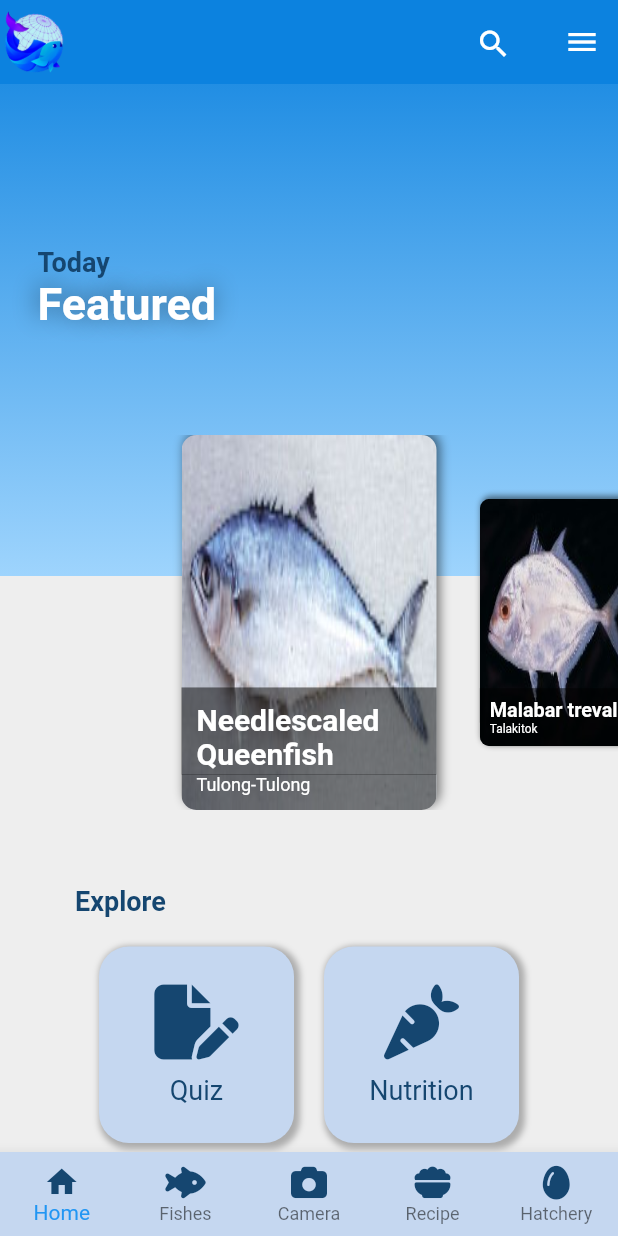
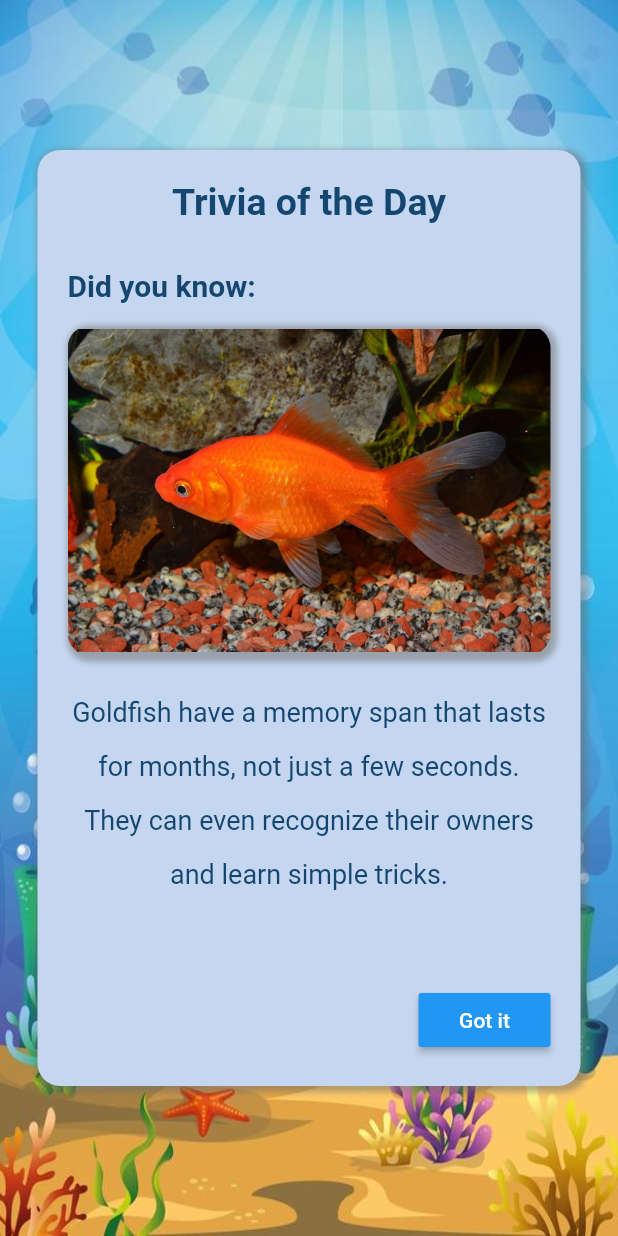
Before and after one commit to jcoder6/fishdroid-mobile, a Flutter app: the screen it shows after launch, on a phone screen of 412 x 824 dp. Run offline on Flutter 3.47's test engine with Material 2 defaults, Android fonts, the phone set to English and light mode, and no system bars; drawn by our look-alikes of scroll_snap_list; our stand-ins replace camera, font_awesome_flutter, get, video_player; missing offline and left inert: flutter_tflite.

Commit message:
add static trivia page

```diff
--- a/lib/includes/splash.dart
+++ b/lib/includes/splash.dart
@@ -1,3 +1,4 @@
+import 'package:fishdroid/pages/trivia.dart';
 import 'package:flutter/material.dart';
 import '../pages/home.dart';
 
@@ -18,10 +19,11 @@ class _SplashState extends State<Splash> {
   _navigateToHome() async {
     await Future.delayed(Duration(milliseconds: 2000), () {});
     Navigator.pushReplacement(
-        context,
-        MaterialPageRoute(
-            builder: (context) =>
-                MyHomePage(pageIndex: 0)));
+      context,
+      MaterialPageRoute(
+        builder: (context) => Trivia(),
+      ),
+    );
   }
 
   @override
--- a/lib/pages/fish_Page.dart
+++ b/lib/pages/fish_Page.dart
@@ -1,5 +1,5 @@
 // import 'package:fishdroid/pages/home.dart';
-import 'package:fishdroid/pages/view_fish_page.dart';
+//import 'package:fishdroid/pages/view_fish_page.dart';
 import 'package:fishdroid/widgets/fish_item_builder.dart';
 import 'package:flutter/material.dart';
 
--- /dev/null
+++ b/lib/pages/trivia.dart
@@ -0,0 +1,123 @@
+// import 'package:fishdroid/includes/home_app_bar.dart';
+import 'package:fishdroid/pages/home.dart';
+import 'package:flutter/material.dart';
+
+class Trivia extends StatelessWidget {
+  const Trivia({super.key});
+
+  @override
+  Widget build(BuildContext context) {
+    return Scaffold(
+      body: Container(
+        width: MediaQuery.of(context).size.width,
+        height: MediaQuery.of(context).size.height,
+        decoration: BoxDecoration(
+          image: DecorationImage(
+              image: AssetImage('assets/triviabg.jpg'), fit: BoxFit.fill),
+        ),
+        child: Column(
+          crossAxisAlignment: CrossAxisAlignment.center,
+          mainAxisAlignment: MainAxisAlignment.center,
+          children: [
+            Container(
+              width: MediaQuery.of(context).size.width - 50,
+              height: MediaQuery.of(context).size.height - 200,
+              padding: EdgeInsets.all(20),
+              decoration: BoxDecoration(
+                color: const Color(0xffC5D7F0),
+                borderRadius: BorderRadius.circular(15),
+                boxShadow: [
+                  BoxShadow(
+                    color: const Color.fromARGB(255, 107, 107, 107)
+                        .withOpacity(0.5),
+                    spreadRadius: 2,
+                    blurRadius: 3,
+                    offset: const Offset(2, 2), // Adjust the values as needed
+                  ),
+                ],
+              ),
+              child: Column(
+                crossAxisAlignment: CrossAxisAlignment.start,
+                children: [
+                  const Center(
+                    child: Text(
+                      'Trivia of the Day',
+                      style: TextStyle(
+                        fontSize: 25,
+                        fontWeight: FontWeight.bold,
+                        color: Color(0xff154670),
+                      ),
+                    ),
+                  ),
+                  SizedBox(
+                    height: 30,
+                  ),
+                  Text(
+                    'Did you know:',
+                    style: TextStyle(
+                      fontSize: 20,
+                      fontWeight: FontWeight.bold,
+                      color: Color(0xff154670),
+                    ),
+                  ),
+                  SizedBox(
+                    height: 15,
+                  ),
+                  Container(
+                    width: MediaQuery.sizeOf(context).width,
+                    height: 220,
+                    decoration: BoxDecoration(
+                      image: DecorationImage(
+                        image: AssetImage('assets/goldfish.jpg'),
+                      ),
+                      borderRadius: BorderRadius.circular(15),
+                      boxShadow: [
+                        BoxShadow(
+                          color: const Color.fromARGB(255, 107, 107, 107)
+                              .withOpacity(0.5),
+                          spreadRadius: 2,
+                          blurRadius: 3,
+                          offset:
+                              const Offset(2, 2), // Adjust the values as needed
+                        ),
+                      ],
+                    ),
+                  ),
+                  SizedBox(
+                    height: 15,
+                  ),
+                  Text(
+                    'Goldfish have a memory span that lasts for months, not just a few seconds. They can even recognize their owners and learn simple tricks.',
+                    style: TextStyle(
+                      fontSize: 18,
+                      height: 2,
+                      color: Color(0xff154670),
+                    ),
+                    textAlign: TextAlign.center,
+                  ),
+                  const Spacer(),
+                  Align(
+                    alignment: Alignment.bottomRight,
+                    child: MaterialButton(
+                      onPressed: () {
+                        Navigator.push(
+                          context,
+                          MaterialPageRoute(
+                            builder: (builder) => MyHomePage(pageIndex: 0),
+                          ),
+                        );
+                      },
+                      color: Colors.blue,
+                      textColor: Colors.white,
+                      child: const Text('Got it'),
+                    ),
+                  )
+                ],
+              ),
+            ),
+          ],
+        ),
+      ),
+    );
+  }
+}
--- a/pubspec.yaml
+++ b/pubspec.yaml
@@ -87,6 +87,8 @@ flutter:
     - assets/back.jpg
     - assets/fish_model/model_unquant.tflite
     - assets/fish_model/labels.txt
+    - assets/triviabg.jpg
+    - assets/goldfish.jpg
 
   # example:
   # fonts:
```
Also changed, not shown: assets/goldfish.jpg (added), assets/triviabg.jpg (added).
